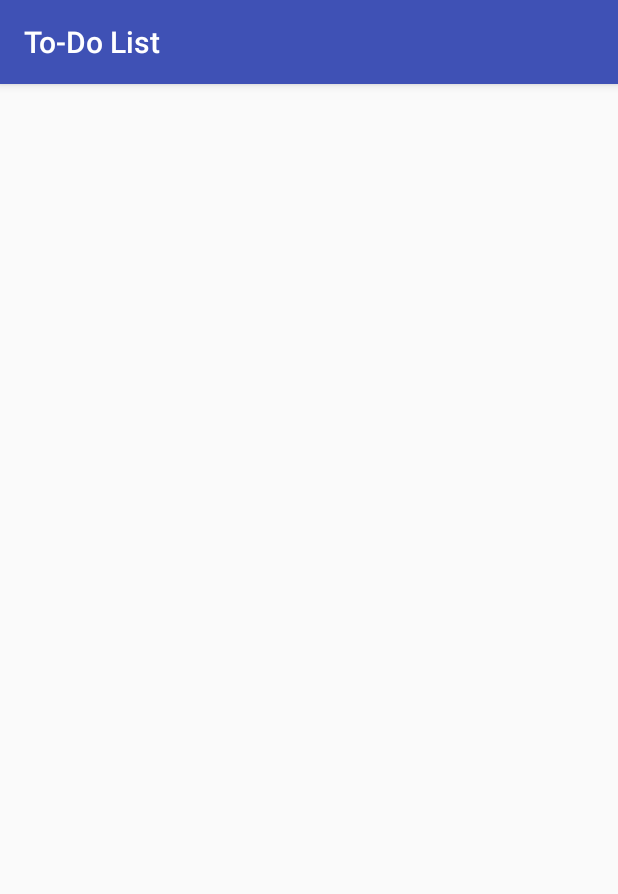
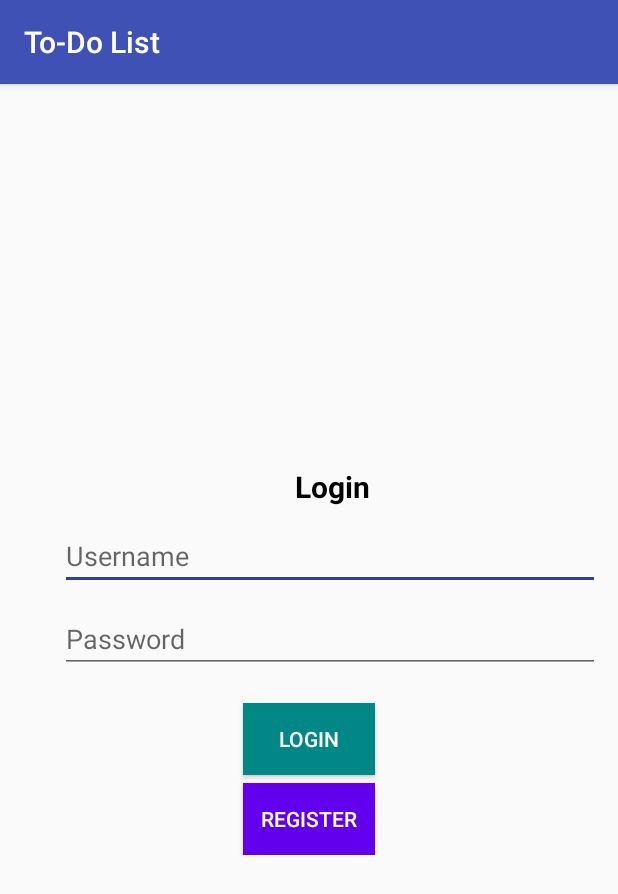
Before and after one commit to nirajbpant/Todo-App, an Android app: the screen it shows after launch (SplashActivity), on a phone screen of 412 x 824 dp. Shown: the top 894 px of the screen. Run offline under Robolectric (Android 15) with nearby library versions, the phone set to English and light mode, and no system bars.

Commit message:
Login and register branching

```diff
--- a/app/src/main/AndroidManifest.xml
+++ b/app/src/main/AndroidManifest.xml
@@ -19,9 +19,7 @@
         <activity
             android:name=".screens.addedittask.AddEditTaskActivity"
             android:label="Add a new Task" />
-        <activity android:name=".screens.tasks.TaskListActivity">
-
-        </activity>
+        <activity android:name=".screens.tasks.TaskListActivity" />
     </application>
 
 </manifest>
--- /dev/null
+++ b/app/src/main/java/com/example/todomvvm/screens/fragments/CallbackFragment.java
@@ -0,0 +1,6 @@
+package com.example.todomvvm.screens.fragments;
+
+public interface CallbackFragment {
+    void changeFragment();
+
+}
--- /dev/null
+++ b/app/src/main/java/com/example/todomvvm/screens/fragments/FragmentLogin.java
@@ -0,0 +1,60 @@
+package com.example.todomvvm.screens.fragments;
+
+import android.content.Context;
+import android.content.SharedPreferences;
+import android.os.Bundle;
+import android.telecom.Call;
+import android.view.LayoutInflater;
+import android.view.View;
+import android.view.ViewGroup;
+import android.widget.Button;
+import android.widget.EditText;
+
+import com.example.todomvvm.R;
+
+import androidx.annotation.NonNull;
+import androidx.annotation.Nullable;
+import androidx.fragment.app.Fragment;
+
+public class FragmentLogin extends Fragment {
+
+    Button button_Login, button_Register;
+    EditText editEmail, editPassword;
+    CallbackFragment callbackFragment;
+
+
+
+    @Nullable
+    @Override
+    public View onCreateView(@NonNull LayoutInflater inflater, @Nullable ViewGroup container, @Nullable Bundle savedInstanceState){
+        View view= inflater.inflate(R.layout.login_fragment, container, false);
+        return view;
+    }
+
+    @Override
+    public void onViewCreated(@NonNull View view, @Nullable Bundle savedInstanceState) {
+        editEmail= view.findViewById(R.id.editEmail);
+        editPassword= view.findViewById(R.id.editPassword);
+        button_Login= view.findViewById(R.id.button_Login);
+        button_Register= view.findViewById(R.id.button_Register);
+
+        button_Login.setOnClickListener(new View.OnClickListener(){
+            @Override
+            public void onClick(View v){
+
+            }
+        });
+        button_Register.setOnClickListener(new View.OnClickListener(){
+            @Override
+            public void onClick(View v){
+                if(callbackFragment!=null){
+                    callbackFragment.changeFragment();
+                }
+            }
+        });
+    }
+
+    public void setCallbackFragment(CallbackFragment callbackFragment){
+        this.callbackFragment= callbackFragment;
+    }
+}
--- a/app/src/main/java/com/example/todomvvm/screens/splash/SplashActivity.java
+++ b/app/src/main/java/com/example/todomvvm/screens/splash/SplashActivity.java
@@ -1,16 +1,48 @@
 package com.example.todomvvm.screens.splash;
 
 import androidx.appcompat.app.AppCompatActivity;
+import androidx.fragment.app.Fragment;
+import androidx.fragment.app.FragmentManager;
+import androidx.fragment.app.FragmentTransaction;
 
 import android.os.Bundle;
 
 import com.example.todomvvm.R;
+import com.example.todomvvm.screens.fragments.CallbackFragment;
+import com.example.todomvvm.screens.fragments.FragmentLogin;
+import com.example.todomvvm.screens.fragments.FragmentRegister;
 
-public class SplashActivity extends AppCompatActivity {
+public class SplashActivity extends AppCompatActivity implements CallbackFragment {
 
+    Fragment fragment;
+    FragmentManager fragmentManager;
+    FragmentTransaction fragmentTransaction;
     @Override
     protected void onCreate(Bundle savedInstanceState) {
         super.onCreate(savedInstanceState);
         setContentView(R.layout.activity_splash);
+        addFragment();
+    }
+
+    public void addFragment(){
+        FragmentLogin fragment= new FragmentLogin();
+        fragment.setCallbackFragment(this);
+        fragmentManager= getSupportFragmentManager();
+        fragmentTransaction= fragmentManager.beginTransaction();
+        fragmentTransaction.add(R.id.fragmentContainer, fragment);
+        fragmentTransaction.commit();
+    }
+    public void replaceFragment(){
+        fragment= new FragmentRegister();
+        fragmentManager= getSupportFragmentManager();
+        fragmentTransaction= fragmentManager.beginTransaction();
+        fragmentTransaction.addToBackStack(null);
+        fragmentTransaction.replace(R.id.fragmentContainer, fragment);
+        fragmentTransaction.commit();
+    }
+
+    @Override
+    public void changeFragment() {
+        replaceFragment();
     }
 }
--- a/app/src/main/res/layout/activity_splash.xml
+++ b/app/src/main/res/layout/activity_splash.xml
@@ -6,4 +6,9 @@
     android:layout_height="match_parent"
     tools:context=".screens.splash.SplashActivity">
 
+    <FrameLayout
+        android:layout_width="match_parent"
+        android:layout_height="match_parent"
+        android:id= "@+id/fragmentContainer"/>
+
 </androidx.constraintlayout.widget.ConstraintLayout>
--- /dev/null
+++ b/app/src/main/res/layout/login_fragment.xml
@@ -0,0 +1,82 @@
+<?xml version="1.0" encoding="utf-8"?>
+<androidx.constraintlayout.widget.ConstraintLayout
+    xmlns:android="http://schemas.android.com/apk/res/android"
+    xmlns:app="http://schemas.android.com/apk/res-auto"
+    xmlns:tools="http://schemas.android.com/tools"
+    android:layout_width="match_parent"
+    android:layout_height="match_parent">
+
+    <LinearLayout
+        android:layout_width="400dp"
+        android:layout_height="wrap_content"
+        android:gravity="center"
+        android:orientation="vertical"
+        android:padding="10dp"
+        app:layout_constraintBottom_toBottomOf="parent"
+        app:layout_constraintEnd_toEndOf="parent"
+        app:layout_constraintStart_toStartOf="parent"
+        app:layout_constraintTop_toTopOf="parent">
+
+        <TextView
+            android:id="@+id/textView"
+            android:layout_width="wrap_content"
+            android:layout_height="wrap_content"
+            android:layout_marginStart="16dp"
+            android:text="Login"
+            android:textColor="#000"
+            android:textSize="20dp"
+            android:textStyle="bold"
+            app:layout_constraintStart_toStartOf="parent"
+            tools:layout_editor_absoluteY="28dp" />
+
+        <EditText
+            android:id="@+id/editEmail"
+            android:layout_width="match_parent"
+            android:layout_height="wrap_content"
+            android:layout_marginStart="16dp"
+            android:layout_marginTop="10dp"
+            android:ems="10"
+            android:inputType="textPersonName"
+            android:hint="Username"
+            app:layout_constraintStart_toStartOf="parent"
+            tools:layout_editor_absoluteY="70dp" />
+
+
+        <EditText
+            android:id="@+id/editPassword"
+            android:layout_width="match_parent"
+            android:layout_height="wrap_content"
+            android:layout_marginStart="16dp"
+            android:layout_marginTop="10dp"
+            android:ems="10"
+            android:inputType="textPersonName"
+            android:hint="Password"
+            app:layout_constraintStart_toStartOf="parent"
+            tools:layout_editor_absoluteY="131dp" />
+
+
+        <Button
+            android:id="@+id/button_Login"
+            android:layout_width="wrap_content"
+            android:layout_height="wrap_content"
+            android:layout_marginTop="20dp"
+            android:background="@color/design_default_color_secondary_variant"
+            android:text="Login"
+            android:textColor="@color/design_default_color_on_primary"
+            tools:layout_editor_absoluteX="32dp"
+            tools:layout_editor_absoluteY="202dp" />
+
+
+        <Button
+            android:id="@+id/button_Register"
+            android:layout_width="wrap_content"
+            android:layout_height="wrap_content"
+            android:layout_marginTop="5dp"
+            android:background="@color/design_default_color_primary"
+            android:text="Register"
+            android:textColor="@color/design_default_color_surface"
+            tools:layout_editor_absoluteX="32dp"
+            tools:layout_editor_absoluteY="202dp" />
+    </LinearLayout>
+
+</androidx.constraintlayout.widget.ConstraintLayout>
```
Also changed, not shown: app/src/main/java/com/example/todomvvm/data/user/UserDao.java (added, +21 -0 lines), app/src/main/java/com/example/todomvvm/data/user/UserDatabase.java (added, +37 -0 lines), app/src/main/java/com/example/todomvvm/data/user/entity/UserEntity.java (added, +64 -0 lines), app/src/main/java/com/example/todomvvm/screens/fragments/FragmentRegister.java (added, +40 -0 lines), app/src/main/res/layout/register_fragment.xml (added, +98 -0 lines), 1667 other files.
